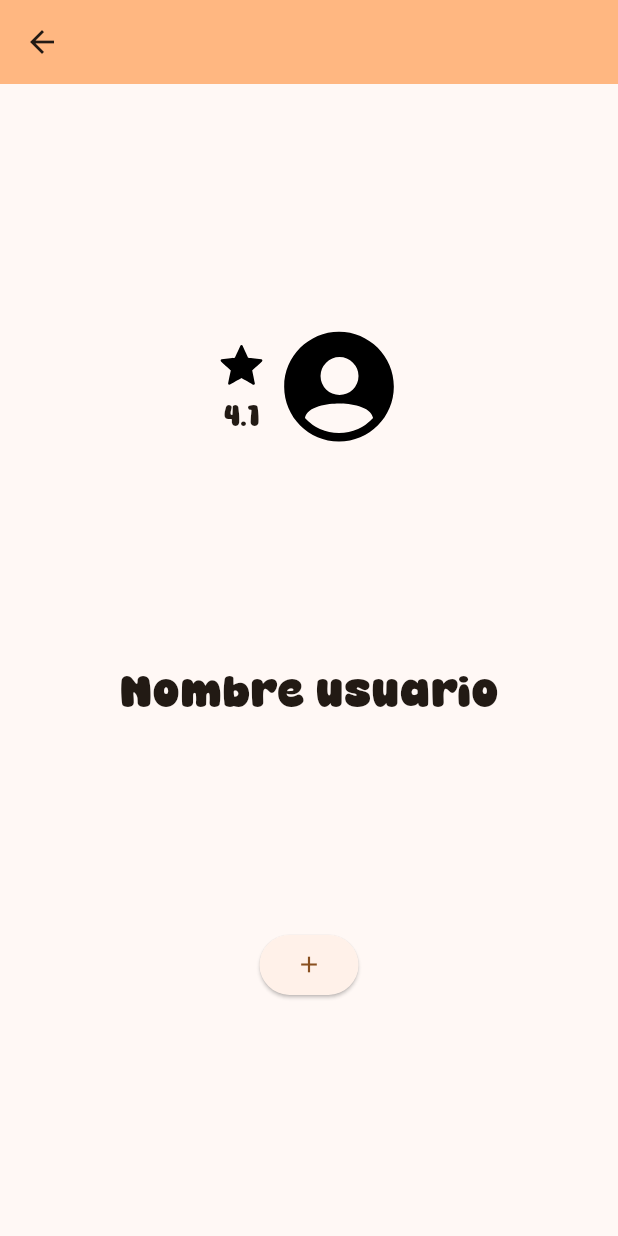
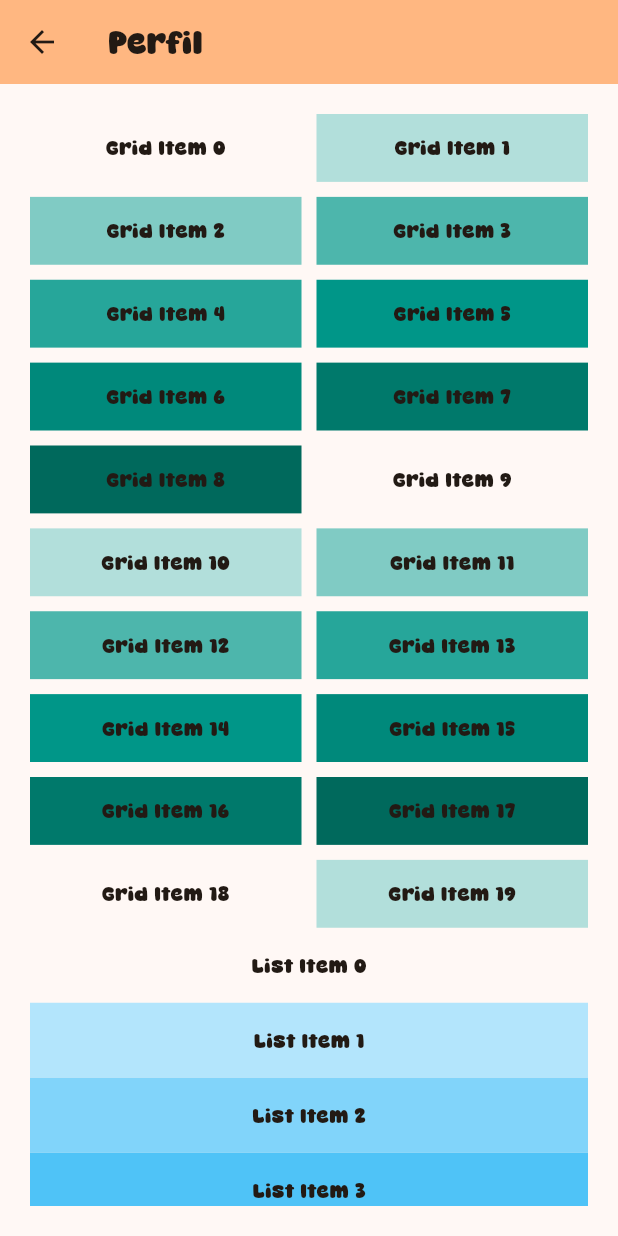
Before and after one commit to GermanAliaga/HomeCoffe, a Flutter app: the Perfil screen opened directly, on a phone screen of 412 x 824 dp. Run offline on Flutter 3.47's test engine with Material 3 defaults, Android fonts, the phone set to English and light mode, and no system bars; our stand-ins replace flutter_svg.

Commit message:
intento de arreglo ;-;

```diff
--- a/lib/main.dart
+++ b/lib/main.dart
@@ -22,8 +22,6 @@ class MyApp extends StatelessWidget {
         useMaterial3: true,
         fontFamily: 'Caramel',
       ),
-      //home: const BottomNavigationBarExample(),
-      //home: const MyHomePage(title: 'HomeCoffee'),
       home: const Iniciosesion(title: 'Inicio de sesión'),
     );
   }
--- a/lib/pages/bottomnavigationbar.dart
+++ b/lib/pages/bottomnavigationbar.dart
@@ -68,7 +68,8 @@ class _BottomNavigationBarExampleState
   Widget build(BuildContext context) {
     return Scaffold(
       appBar: AppBar(
-        title: const Text('BottomNavigationBar Sample'),
+        title: const Text('Home'),
+        backgroundColor: Theme.of(context).colorScheme.inversePrimary,
       ),
       body: Center(
         child: _widgetOptions.elementAt(_selectedIndex),
--- a/lib/pages/coffepreparationcard.dart
+++ b/lib/pages/coffepreparationcard.dart
@@ -10,10 +10,16 @@ class CoffeCard extends StatelessWidget {
     String starImg = "assets/icons/216411_star_icon.svg";
     String personImg = "assets/icons/9035990_person_circle_sharp_icon.svg";
 
+    const Key centerKey = ValueKey<String>('bottom-sliver-list');
+    List<int> bottom = <int>[0];
+
     return Scaffold(
         body: Center(
             child: Padding(
       padding: const EdgeInsets.all(20.0),
+      child: SizedBox(
+          width: 450,
+          height: 200,
           child: Card(
               elevation: 10,
               color: Color.fromARGB(248, 250, 239, 229),
@@ -40,12 +46,12 @@ class CoffeCard extends StatelessWidget {
                       mainAxisAlignment: MainAxisAlignment.center,
                       children: [
                         const Text(
-                        'Este café se prepara de la siguiente manera:\nIngredientes:\n-100 ml de café\n-Helado de vainilla\nPreparación:\n'),
+                            'Este café se prepara de la siguiente manera:\nIngredientes:\n-100 ml de café\n-Helado de vainilla\nPreparación: ...\n'),
                         SvgPicture.asset(coffeImg,
                             semanticsLabel: 'Coffee image', width: 60)
                       ],
                     ),
-              ])),
+                  ]))),
     )));
   }
 }
--- a/lib/pages/perfil.dart
+++ b/lib/pages/perfil.dart
@@ -1,8 +1,12 @@
+import 'dart:io';
+
 import 'package:flutter/material.dart';
 import 'package:flutter_svg/svg.dart';
 import 'package:homecoffe/pages/addcoffees.dart';
+import 'package:homecoffe/pages/coffepreparationcard.dart';
 import 'package:homecoffe/pages/favcoffees.dart';
 import 'package:homecoffe/pages/iniciosesion.dart';
+import 'package:homecoffe/pages/person.dart';
 
 class Perfil extends StatefulWidget {
   const Perfil({super.key});
@@ -12,8 +16,56 @@ class Perfil extends StatefulWidget {
 }
 
 class _PerfilState extends State<Perfil> {
-  String personImg = "assets/icons/9035990_person_circle_sharp_icon.svg";
+  @override
+  Widget build(BuildContext context) {
+    return Scaffold(
+        appBar: AppBar(
+          title: const Text('Perfil'),
+          backgroundColor: Theme.of(context).colorScheme.inversePrimary,
+        ),
+        body: Center(
+            child: Padding(
+                padding: const EdgeInsets.all(20.0),
+                child: CustomScrollView(
+                  slivers: <Widget>[
+                    SliverGrid(
+                      gridDelegate:
+                          const SliverGridDelegateWithMaxCrossAxisExtent(
+                        maxCrossAxisExtent: 200.0,
+                        mainAxisSpacing: 10.0,
+                        crossAxisSpacing: 10.0,
+                        childAspectRatio: 4.0,
+                      ),
+                      delegate: SliverChildBuilderDelegate(
+                        (BuildContext context, int index) {
+                          return Container(
+                            alignment: Alignment.center,
+                            color: Colors.teal[100 * (index % 9)],
+                            child: Text('Grid Item $index'),
+                          );
+                        },
+                        childCount: 20,
+                      ),
+                    ),
+                    SliverFixedExtentList(
+                      itemExtent: 50.0,
+                      delegate: SliverChildBuilderDelegate(
+                        (BuildContext context, int index) {
+                          return Container(
+                            alignment: Alignment.center,
+                            color: Colors.lightBlue[100 * (index % 9)],
+                            child: Text('List Item $index'),
+                          );
+                        },
+                      ),
+                    ),
+                  ],
+                ))));
+  }
+
+  /*String personImg = "assets/icons/9035990_person_circle_sharp_icon.svg";
   String starImg = "assets/icons/216411_star_icon.svg";
+  Person JoeDoe = new Person();
 
   @override
   Widget build(BuildContext context) {
@@ -39,19 +91,23 @@ class _PerfilState extends State<Perfil> {
             ),
             SvgPicture.asset(personImg,
                 semanticsLabel: 'image profile', width: 90),
+            ElevatedButton(
+                onPressed: () {
+                  Navigator.push(context,
+                      MaterialPageRoute(builder: (context) => AddCoffees()));
+                },
+                child: Icon(Icons.add))
           ]),
           Text(
-            'Nombre usuario',
+            JoeDoe.nombre,
             style: TextStyle(fontSize: 30),
           ),
-          ElevatedButton(
-              onPressed: () {
-                Navigator.push(context,
-                    MaterialPageRoute(builder: (context) => AddCoffees()));
-              },
-              child: Icon(Icons.add))
+          Text(
+            'Tus preparaciones:',
+            style: TextStyle(fontSize: 20),
+          ),
         ]),
       )),
     );
-  }
+  }*/
 }
--- /dev/null
+++ b/lib/pages/person.dart
@@ -0,0 +1,8 @@
+import 'package:homecoffe/pages/coffepreparationcard.dart';
+
+class Person {
+  late String nombre = "Joe Doe";
+  late double calificacion = 0;
+  var listaRecetas = <CoffeCard>{CoffeCard()};
+  var listaFavoritos = <CoffeCard>{};
+}
```
Also changed, not shown: lib/pages/addcoffees.dart (+71 -1 lines), lib/pages/favcoffees.dart (+24 -13 lines). Lines whose indentation alone changed are shown as unchanged.
